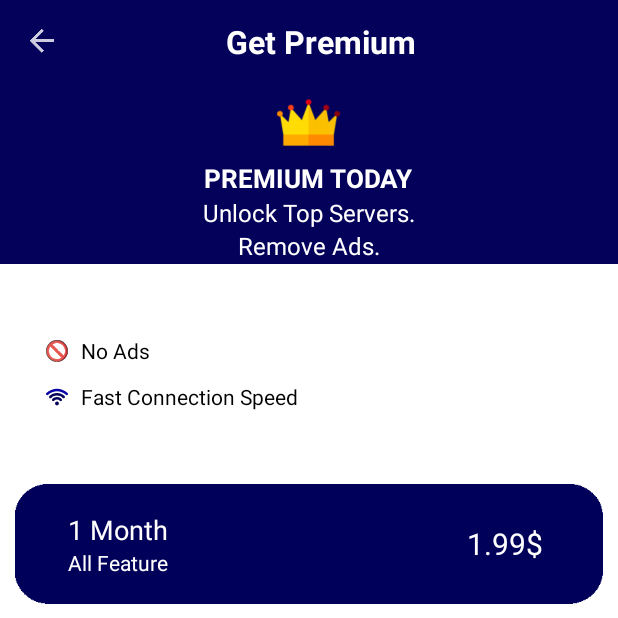
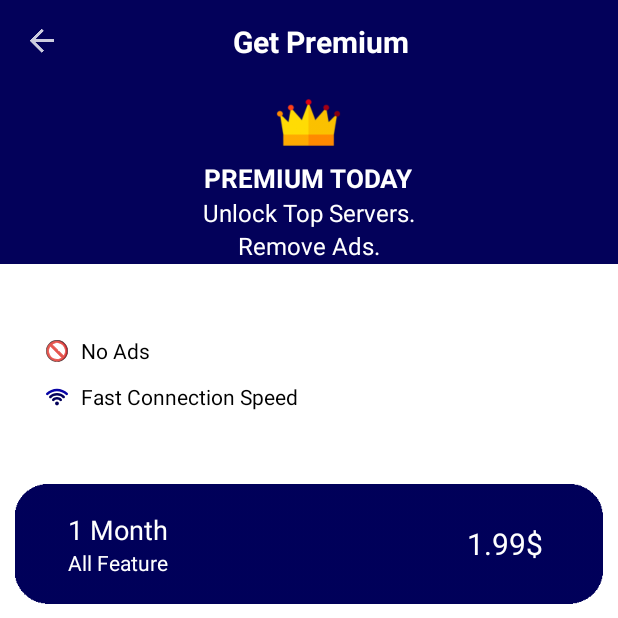
Before and after one commit to elijahkinyamal/xprovpn, an Android app: the GetPremiumActivity screen opened directly, with no data from a screen before it, on a phone screen of 412 x 824 dp, the top half of it. Run offline under Robolectric (Android 15) with nearby library versions, the phone set to English and light mode, and no system bars; libraries missing offline, so code that uses them is left out: com.aemerse.iap; 5 statements that could not run were skipped.

Commit message:
Update app_toolbar.xml

```diff
--- a/src/main/res/layout/app_toolbar.xml
+++ b/src/main/res/layout/app_toolbar.xml
@@ -23,7 +23,7 @@
             android:layout_centerHorizontal="true"
             android:layout_centerVertical="true"
             android:textColor="@color/white"
-            android:textSize="21dp"
+            android:textSize="20dp"
             android:textStyle="bold" />
     </RelativeLayout>
 
```
